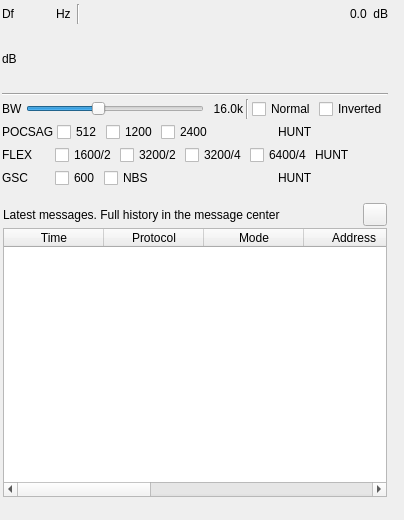
VasylSamoilov/sdrangel, file plugins/channelrx/demodradiopaging/radiopagingdemodgui.ui: the form before one commit.
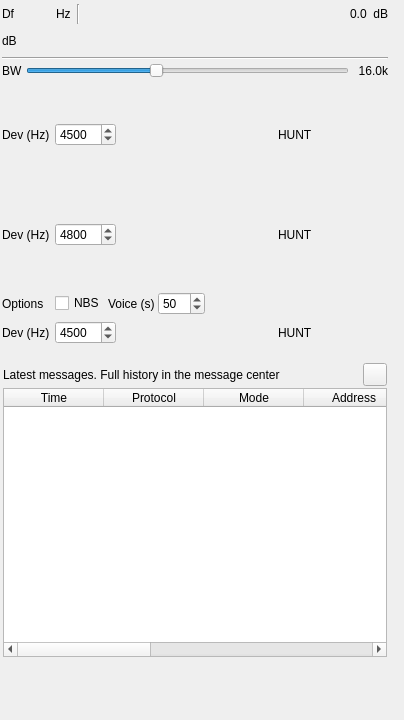
The form after the commit. Icons and pictures are not drawn. Custom widgets are drawn as their Qt base class.

Commit message: Radio paging demodulator: decode every network, one FLEX decoder per polarity.

The edit to the form file:
```diff
--- a/plugins/channelrx/demodradiopaging/radiopagingdemodgui.ui
+++ b/plugins/channelrx/demodradiopaging/radiopagingdemodgui.ui
@@ -7,7 +7,7 @@
     <x>0</x>
     <y>0</y>
     <width>404</width>
-    <height>520</height>
+    <height>720</height>
    </rect>
   </property>
   <property name="sizePolicy">
@@ -40,7 +40,7 @@
      <x>0</x>
      <y>0</y>
      <width>390</width>
-     <height>190</height>
+     <height>80</height>
     </rect>
    </property>
    <property name="minimumSize">
@@ -256,37 +256,46 @@
         </property>
        </widget>
       </item>
-      <item>
-       <widget class="Line" name="line_3">
-        <property name="orientation">
-         <enum>Qt::Orientation::Vertical</enum>
-        </property>
-       </widget>
-      </item>
-      <item>
-       <widget class="QCheckBox" name="normalPolarity">
-        <property name="toolTip">
-         <string>Decode normal polarity</string>
-        </property>
-        <property name="text">
-         <string>Normal</string>
-        </property>
-       </widget>
-      </item>
-      <item>
-       <widget class="QCheckBox" name="invertedPolarity">
-        <property name="toolTip">
-         <string>Decode inverted polarity</string>
-        </property>
-        <property name="text">
-         <string>Inverted</string>
-        </property>
-       </widget>
-      </item>
      </layout>
     </item>
+   </layout>
+  </widget>
+  <widget class="QWidget" name="pocsagContainer" native="true">
+   <property name="geometry">
+    <rect>
+     <x>0</x>
+     <y>90</y>
+     <width>390</width>
+     <height>90</height>
+    </rect>
+   </property>
+   <property name="minimumSize">
+    <size>
+     <width>350</width>
+     <height>0</height>
+    </size>
+   </property>
+   <property name="windowTitle">
+    <string>POCSAG</string>
+   </property>
+   <layout class="QVBoxLayout" name="pocsagVerticalLayout">
+    <property name="spacing">
+     <number>3</number>
+    </property>
+    <property name="leftMargin">
+     <number>2</number>
+    </property>
+    <property name="topMargin">
+     <number>2</number>
+    </property>
+    <property name="rightMargin">
+     <number>2</number>
+    </property>
+    <property name="bottomMargin">
+     <number>2</number>
+    </property>
     <item>
-     <layout class="QHBoxLayout" name="pocsagLayout">
+     <layout class="QHBoxLayout" name="pocsagDeviationLayout">
       <item>
        <widget class="QLabel" name="pocsagLabel">
         <property name="minimumSize">
@@ -296,37 +305,29 @@
          </size>
         </property>
         <property name="text">
-         <string>POCSAG</string>
+         <string>Dev (Hz)</string>
         </property>
        </widget>
       </item>
       <item>
-       <widget class="QCheckBox" name="pocsag512">
+       <widget class="QSpinBox" name="pocsagDeviation">
         <property name="toolTip">
          <string>Decode POCSAG at 512 baud</string>
         </property>
-        <property name="text">
-         <string>512</string>
+        <property name="keyboardTracking">
+         <bool>false</bool>
         </property>
-       </widget>
-      </item>
-      <item>
-       <widget class="QCheckBox" name="pocsag1200">
-        <property name="toolTip">
-         <string>Decode POCSAG at 1200 baud</string>
+        <property name="minimum">
+         <number>1000</number>
         </property>
-        <property name="text">
-         <string>1200</string>
+        <property name="maximum">
+         <number>10000</number>
         </property>
-       </widget>
-      </item>
-      <item>
-       <widget class="QCheckBox" name="pocsag2400">
-        <property name="toolTip">
-         <string>Decode POCSAG at 2400 baud</string>
+        <property name="singleStep">
+         <number>100</number>
         </property>
-        <property name="text">
-         <string>2400</string>
+        <property name="value">
+         <number>4500</number>
         </property>
        </widget>
       </item>
@@ -361,8 +362,44 @@
       </item>
      </layout>
     </item>
+   </layout>
+  </widget>
+  <widget class="QWidget" name="flexContainer" native="true">
+   <property name="geometry">
+    <rect>
+     <x>0</x>
+     <y>190</y>
+     <width>390</width>
+     <height>90</height>
+    </rect>
+   </property>
+   <property name="minimumSize">
+    <size>
+     <width>350</width>
+     <height>0</height>
+    </size>
+   </property>
+   <property name="windowTitle">
+    <string>FLEX</string>
+   </property>
+   <layout class="QVBoxLayout" name="flexVerticalLayout">
+    <property name="spacing">
+     <number>3</number>
+    </property>
+    <property name="leftMargin">
+     <number>2</number>
+    </property>
+    <property name="topMargin">
+     <number>2</number>
+    </property>
+    <property name="rightMargin">
+     <number>2</number>
+    </property>
+    <property name="bottomMargin">
+     <number>2</number>
+    </property>
     <item>
-     <layout class="QHBoxLayout" name="flexLayout">
+     <layout class="QHBoxLayout" name="flexDeviationLayout">
       <item>
        <widget class="QLabel" name="flexLabel">
         <property name="minimumSize">
@@ -372,47 +409,29 @@
          </size>
         </property>
         <property name="text">
-         <string>FLEX</string>
+         <string>Dev (Hz)</string>
         </property>
        </widget>
       </item>
       <item>
-       <widget class="QCheckBox" name="flex1600_2">
+       <widget class="QSpinBox" name="flexDeviation">
         <property name="toolTip">
          <string>Decode FLEX 1600 bit/s, 2 level</string>
         </property>
-        <property name="text">
-         <string>1600/2</string>
+        <property name="keyboardTracking">
+         <bool>false</bool>
         </property>
-       </widget>
-      </item>
-      <item>
-       <widget class="QCheckBox" name="flex3200_2">
-        <property name="toolTip">
-         <string>Decode FLEX 3200 bit/s, 2 level</string>
+        <property name="minimum">
+         <number>1000</number>
         </property>
-        <property name="text">
-         <string>3200/2</string>
+        <property name="maximum">
+         <number>10000</number>
         </property>
-       </widget>
-      </item>
-      <item>
-       <widget class="QCheckBox" name="flex3200_4">
-        <property name="toolTip">
-         <string>Decode FLEX 3200 bit/s, 4 level</string>
+        <property name="singleStep">
+         <number>100</number>
         </property>
-        <property name="text">
-         <string>3200/4</string>
-        </property>
-       </widget>
-      </item>
-      <item>
-       <widget class="QCheckBox" name="flex6400_4">
-        <property name="toolTip">
-         <string>Decode FLEX 6400 bit/s, 4 level</string>
-        </property>
-        <property name="text">
-         <string>6400/4</string>
+        <property name="value">
+         <number>4800</number>
         </property>
        </widget>
       </item>
@@ -447,6 +466,42 @@
       </item>
      </layout>
     </item>
+   </layout>
+  </widget>
+  <widget class="QWidget" name="gscContainer" native="true">
+   <property name="geometry">
+    <rect>
+     <x>0</x>
+     <y>290</y>
+     <width>390</width>
+     <height>60</height>
+    </rect>
+   </property>
+   <property name="minimumSize">
+    <size>
+     <width>350</width>
+     <height>0</height>
+    </size>
+   </property>
+   <property name="windowTitle">
+    <string>GSC</string>
+   </property>
+   <layout class="QVBoxLayout" name="gscVerticalLayout">
+    <property name="spacing">
+     <number>3</number>
+    </property>
+    <property name="leftMargin">
+     <number>2</number>
+    </property>
+    <property name="topMargin">
+     <number>2</number>
+    </property>
+    <property name="rightMargin">
+     <number>2</number>
+    </property>
+    <property name="bottomMargin">
+     <number>2</number>
+    </property>
     <item>
      <layout class="QHBoxLayout" name="gscLayout">
       <item>
@@ -458,17 +513,7 @@
          </size>
         </property>
         <property name="text">
-         <string>GSC</string>
-        </property>
-       </widget>
-      </item>
-      <item>
-       <widget class="QCheckBox" name="gscEnabled">
-        <property name="toolTip">
-         <string>Decode GSC (Golay sequential code) at 600 bit/s</string>
-        </property>
-        <property name="text">
-         <string>600</string>
+         <string>Options</string>
         </property>
        </widget>
       </item>
@@ -482,6 +527,32 @@
         </property>
        </widget>
       </item>
+      <item>
+       <widget class="QLabel" name="gscVoiceTimeoutLabel">
+        <property name="text">
+         <string>Voice (s)</string>
+        </property>
+       </widget>
+      </item>
+      <item>
+       <widget class="QSpinBox" name="gscVoiceTimeout">
+        <property name="toolTip">
+         <string>Longest voice message in seconds: the voice state ends after this time if no turn off code is received</string>
+        </property>
+        <property name="keyboardTracking">
+         <bool>false</bool>
+        </property>
+        <property name="minimum">
+         <number>1</number>
+        </property>
+        <property name="maximum">
+         <number>300</number>
+        </property>
+        <property name="value">
+         <number>50</number>
+        </property>
+       </widget>
+      </item>
       <item>
        <spacer name="gscSpacer">
         <property name="orientation">
@@ -495,6 +566,58 @@
         </property>
        </spacer>
       </item>
+     </layout>
+    </item>
+    <item>
+     <layout class="QHBoxLayout" name="gscDeviationLayout">
+      <item>
+       <widget class="QLabel" name="gscDeviationLabel">
+        <property name="minimumSize">
+         <size>
+          <width>50</width>
+          <height>0</height>
+         </size>
+        </property>
+        <property name="text">
+         <string>Dev (Hz)</string>
+        </property>
+       </widget>
+      </item>
+      <item>
+       <widget class="QSpinBox" name="gscDeviation">
+        <property name="toolTip">
+         <string>GSC frequency deviation in Hz</string>
+        </property>
+        <property name="keyboardTracking">
+         <bool>false</bool>
+        </property>
+        <property name="minimum">
+         <number>1000</number>
+        </property>
+        <property name="maximum">
+         <number>10000</number>
+        </property>
+        <property name="singleStep">
+         <number>100</number>
+        </property>
+        <property name="value">
+         <number>4500</number>
+        </property>
+       </widget>
+      </item>
+      <item>
+       <spacer name="gscDeviationSpacer">
+        <property name="orientation">
+         <enum>Qt::Orientation::Horizontal</enum>
+        </property>
+        <property name="sizeHint" stdset="0">
+         <size>
+          <width>20</width>
+          <height>20</height>
+         </size>
+        </property>
+       </spacer>
+      </item>
       <item>
        <widget class="QLabel" name="gscStatus">
         <property name="minimumSize">
@@ -519,7 +642,7 @@
    <property name="geometry">
     <rect>
      <x>0</x>
-     <y>200</y>
+     <y>360</y>
      <width>390</width>
      <height>300</height>
     </rect>
```
Left out of the diff: 14 changed lines with no effect on the pictures. The commit also changes 15 other files.
